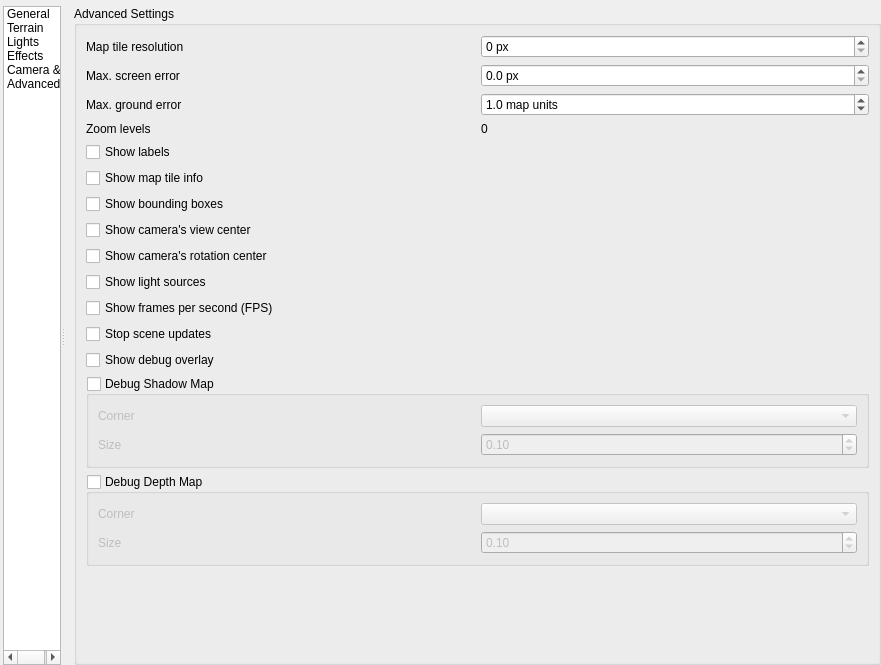
First picture: the form in src/ui/3d/map3dconfigwidget.ui, repository carsmie/QGIS, before the edit.
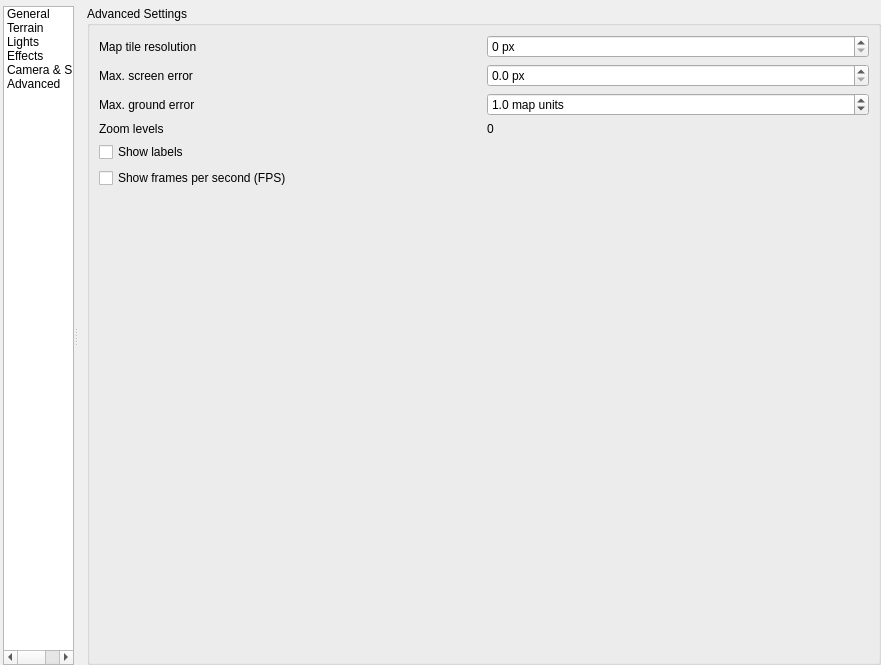
Second picture: the form after the edit. Icons and pictures are not drawn. Custom widgets are drawn as their Qt base class.

Commit message:
[feature] Create new debug widget for 3D map View
This commit adds new debug side panel (similar to navigation widget), which moves several existing options from settings/navigation panel here. Camera Info has been moved from navigation panel and from table changed into input elements (preparation for another feature). Show map tile info, Show bounding boxes, Show camera's view/rotation center, Show light sources, Show debug overlay, Debug shadow map, Debug Depth map options have been moved from advanced sub-category of options. New Stop scene updates option has been created.

```diff
--- a/src/ui/3d/map3dconfigwidget.ui
+++ b/src/ui/3d/map3dconfigwidget.ui
@@ -217,8 +217,8 @@
                <rect>
                 <x>0</x>
                 <y>0</y>
-                <width>818</width>
-                <height>649</height>
+                <width>100</width>
+                <height>30</height>
                </rect>
               </property>
               <layout class="QVBoxLayout" name="verticalLayout_7">
@@ -963,53 +963,46 @@
                   <string>Advanced Settings</string>
                  </property>
                  <layout class="QGridLayout" name="gridLayout_11">
-                  <item row="2" column="0">
-                   <widget class="QGroupBox" name="mDebugDepthMapGroupBox">
-                    <property name="title">
-                     <string>Debug Depth Map</string>
-                    </property>
-                    <property name="checkable">
-                     <bool>true</bool>
-                    </property>
-                    <property name="checked">
-                     <bool>false</bool>
-                    </property>
-                    <layout class="QGridLayout" name="gridLayout_9">
-                     <item row="0" column="1">
-                      <widget class="QComboBox" name="mDebugDepthMapCornerComboBox"/>
-                     </item>
-                     <item row="1" column="0">
-                      <widget class="QLabel" name="label_11">
-                       <property name="text">
-                        <string>Size</string>
-                       </property>
-                      </widget>
-                     </item>
-                     <item row="0" column="0">
-                      <widget class="QLabel" name="label_9">
-                       <property name="text">
-                        <string>Corner</string>
-                       </property>
-                      </widget>
-                     </item>
-                     <item row="1" column="1">
-                      <widget class="QgsDoubleSpinBox" name="mDebugDepthMapSizeSpinBox">
-                       <property name="maximum">
-                        <double>1.000000000000000</double>
-                       </property>
-                       <property name="singleStep">
-                        <double>0.100000000000000</double>
-                       </property>
-                       <property name="value">
-                        <double>0.100000000000000</double>
-                       </property>
-                      </widget>
-                     </item>
-                    </layout>
-                   </widget>
-                  </item>
                   <item row="0" column="0">
                    <layout class="QGridLayout" name="gridLayoutAdvanced">
+                    <item row="1" column="0">
+                     <widget class="QLabel" name="label_5">
+                      <property name="text">
+                       <string>Max. screen error</string>
+                      </property>
+                     </widget>
+                    </item>
+                    <item row="2" column="0">
+                     <widget class="QLabel" name="label_6">
+                      <property name="text">
+                       <string>Max. ground error</string>
+                      </property>
+                     </widget>
+                    </item>
+                    <item row="0" column="1">
+                     <widget class="QgsSpinBox" name="spinMapResolution">
+                      <property name="suffix">
+                       <string> px</string>
+                      </property>
+                      <property name="maximum">
+                       <number>4096</number>
+                      </property>
+                     </widget>
+                    </item>
+                    <item row="6" column="0" colspan="2">
+                     <widget class="QCheckBox" name="mFpsCounterCheckBox">
+                      <property name="text">
+                       <string>Show frames per second (FPS)</string>
+                      </property>
+                     </widget>
+                    </item>
+                    <item row="5" column="0" colspan="2">
+                     <widget class="QCheckBox" name="chkShowLabels">
+                      <property name="text">
+                       <string>Show labels</string>
+                      </property>
+                     </widget>
+                    </item>
                     <item row="2" column="1">
                      <widget class="QgsDoubleSpinBox" name="spinGroundError">
                       <property name="suffix">
@@ -1029,13 +1022,6 @@
                       </property>
                      </widget>
                     </item>
-                    <item row="7" column="0" colspan="2">
-                     <widget class="QCheckBox" name="chkShowBoundingBoxes">
-                      <property name="text">
-                       <string>Show bounding boxes</string>
-                      </property>
-                     </widget>
-                    </item>
                     <item row="3" column="1">
                      <widget class="QLabel" name="labelZoomLevels">
                       <property name="text">
@@ -1043,6 +1029,16 @@
                       </property>
                      </widget>
                     </item>
+                    <item row="1" column="1">
+                     <widget class="QgsDoubleSpinBox" name="spinScreenError">
+                      <property name="suffix">
+                       <string> px</string>
+                      </property>
+                      <property name="decimals">
+                       <number>1</number>
+                      </property>
+                     </widget>
+                    </item>
                     <item row="0" column="0">
                      <widget class="QLabel" name="label_4">
                       <property name="text">
@@ -1050,37 +1046,6 @@
                       </property>
                      </widget>
                     </item>
-                    <item row="9" column="0">
-                     <widget class="QCheckBox" name="chkShowCameraRotationCenter">
-                      <property name="text">
-                       <string>Show camera's rotation center</string>
-                      </property>
-                     </widget>
-                    </item>
-                    <item row="0" column="1">
-                     <widget class="QgsSpinBox" name="spinMapResolution">
-                      <property name="suffix">
-                       <string> px</string>
-                      </property>
-                      <property name="maximum">
-                       <number>4096</number>
-                      </property>
-                     </widget>
-                    </item>
-                    <item row="1" column="0">
-                     <widget class="QLabel" name="label_5">
-                      <property name="text">
-                       <string>Max. screen error</string>
-                      </property>
-                     </widget>
-                    </item>
-                    <item row="11" column="0" colspan="2">
-                     <widget class="QCheckBox" name="mFpsCounterCheckBox">
-                      <property name="text">
-                       <string>Show frames per second (FPS)</string>
-                      </property>
-                     </widget>
-                    </item>
                     <item row="3" column="0">
                      <widget class="QLabel" name="label_7">
                       <property name="text">
@@ -1088,116 +1053,9 @@
                       </property>
                      </widget>
                     </item>
-                    <item row="5" column="0" colspan="2">
-                     <widget class="QCheckBox" name="chkShowLabels">
-                      <property name="text">
-                       <string>Show labels</string>
-                      </property>
-                     </widget>
-                    </item>
-                    <item row="8" column="0" colspan="2">
-                     <widget class="QCheckBox" name="chkShowCameraViewCenter">
-                      <property name="text">
-                       <string>Show camera's view center</string>
-                      </property>
-                     </widget>
-                    </item>
-                    <item row="6" column="0" colspan="2">
-                     <widget class="QCheckBox" name="chkShowTileInfo">
-                      <property name="text">
-                       <string>Show map tile info</string>
-                      </property>
-                     </widget>
-                    </item>
-                    <item row="13" column="0" colspan="2">
-                     <widget class="QCheckBox" name="mDebugOverlayCheckBox">
-                      <property name="visible">
-                       <bool>false</bool>
-                      </property>
-                      <property name="text">
-                       <string>Show debug overlay</string>
-                      </property>
-                     </widget>
-                    </item>
-                    <item row="10" column="0" colspan="2">
-                     <widget class="QCheckBox" name="chkShowLightSourceOrigins">
-                      <property name="text">
-                       <string>Show light sources</string>
-                      </property>
-                     </widget>
-                    </item>
-                    <item row="1" column="1">
-                     <widget class="QgsDoubleSpinBox" name="spinScreenError">
-                      <property name="suffix">
-                       <string> px</string>
-                      </property>
-                      <property name="decimals">
-                       <number>1</number>
-                      </property>
-                     </widget>
-                    </item>
-                    <item row="2" column="0">
-                     <widget class="QLabel" name="label_6">
-                      <property name="text">
-                       <string>Max. ground error</string>
-                      </property>
-                     </widget>
-                    </item>
-                    <item row="12" column="0">
-                     <widget class="QCheckBox" name="chkStopUpdates">
-                      <property name="text">
-                       <string>Stop scene updates</string>
-                      </property>
-                     </widget>
-                    </item>
                    </layout>
                   </item>
                   <item row="1" column="0">
-                   <widget class="QGroupBox" name="mDebugShadowMapGroupBox">
-                    <property name="title">
-                     <string>Debug Shadow Map</string>
-                    </property>
-                    <property name="checkable">
-                     <bool>true</bool>
-                    </property>
-                    <property name="checked">
-                     <bool>false</bool>
-                    </property>
-                    <layout class="QGridLayout" name="gridLayout_10">
-                     <item row="0" column="1">
-                      <widget class="QComboBox" name="mDebugShadowMapCornerComboBox"/>
-                     </item>
-                     <item row="0" column="0">
-                      <widget class="QLabel" name="label_8">
-                       <property name="text">
-                        <string>Corner</string>
-                       </property>
-                      </widget>
-                     </item>
-                     <item row="1" column="0">
-                      <widget class="QLabel" name="label_10">
-                       <property name="text">
-                        <string>Size</string>
-                       </property>
-                      </widget>
-                     </item>
-                     <item row="1" column="1">
-                      <widget class="QgsDoubleSpinBox" name="mDebugShadowMapSizeSpinBox">
-                       <property name="maximum">
-                        <double>1.000000000000000</double>
-                       </property>
-                       <property name="singleStep">
-                        <double>0.100000000000000</double>
-                       </property>
-                       <property name="value">
-                        <double>0.100000000000000</double>
-                       </property>
-                      </widget>
-                     </item>
-                    </layout>
-                   </widget>
-                  </item>
-                  <item row="3" column="0">
                    <spacer name="verticalSpacerAdvanced">
                     <property name="orientation">
                      <enum>Qt::Vertical</enum>
```
Left out of the diff: 10 changed lines with no effect on the pictures. The commit also changes 9 other files.
